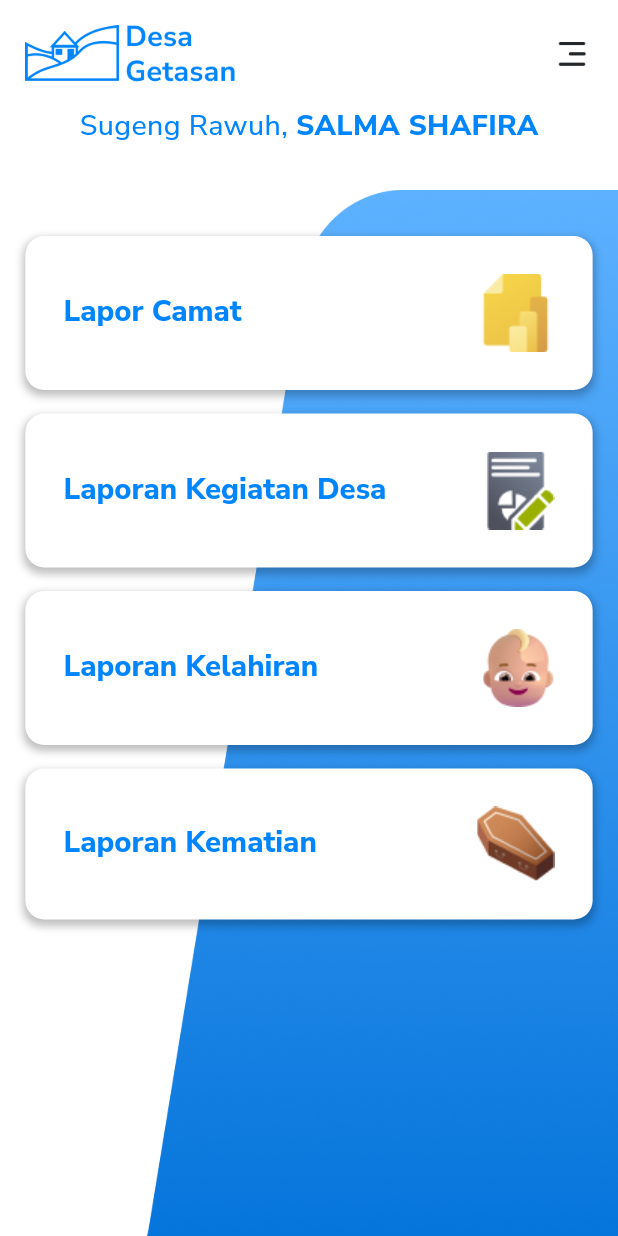
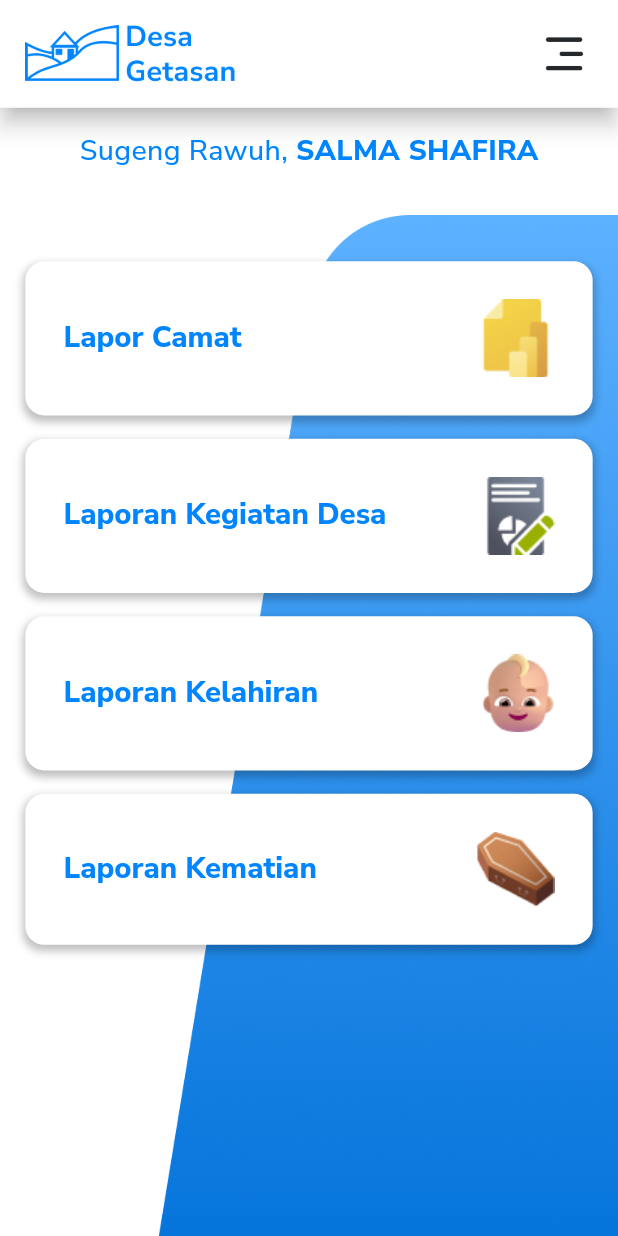
Before and after one commit to dimassdoubles/FT20240317-GetasanApp, a Flutter app: the HomePage screen opened directly, on a phone screen of 412 x 824 dp. Run offline on Flutter 3.47's test engine with Material 3 defaults, Android fonts, the phone set to English and light mode, and no system bars; our stand-ins replace flutter_screenutil, google_fonts.

Commit message:
feat: appbar

```diff
--- /dev/null
+++ b/lib/features/common/presentation/widget/getasan_app_bar.dart
@@ -0,0 +1,58 @@
+import 'package:flutter/material.dart';
+import 'package:flutter_screenutil/flutter_screenutil.dart';
+import 'package:getasan_app/features/common/constant/style/app_colors.dart';
+
+class GetasanAppBar extends StatelessWidget implements PreferredSizeWidget {
+  final bool isCenterLogo;
+  final Widget? action;
+  const GetasanAppBar({
+    super.key,
+    this.isCenterLogo = false,
+    this.action,
+  });
+
+  static final paddingSize = 16.w;
+  static final logoHeight = 36.w;
+
+  @override
+  Widget build(BuildContext context) {
+    return Padding(
+      padding: EdgeInsets.only(bottom: paddingSize),
+      child: Material(
+        color: AppColors.white,
+        elevation: 6,
+        child: SafeArea(
+          child: Padding(
+            padding: EdgeInsets.all(paddingSize),
+            child: Row(
+              mainAxisAlignment: action == null
+                  ? (isCenterLogo
+                      ? MainAxisAlignment.center
+                      : MainAxisAlignment.start)
+                  : MainAxisAlignment.spaceBetween,
+              children: [
+                Image.asset(
+                  'assets/logos/logo_outline_text_samping.png',
+                  width: 137.w,
+                  height: logoHeight,
+                ),
+                if (action != null)
+                  Container(
+                    constraints: BoxConstraints(
+                      maxHeight: logoHeight,
+                      minHeight: logoHeight,
+                    ),
+                    child: action,
+                  ),
+              ],
+            ),
+          ),
+        ),
+      ),
+    );
+  }
+
+  @override
+  Size get preferredSize =>
+      Size.fromHeight(kToolbarHeight + 3 * paddingSize + logoHeight);
+}
--- a/lib/features/home/presentation/page/home_page.dart
+++ b/lib/features/home/presentation/page/home_page.dart
@@ -1,5 +1,6 @@
 import 'package:flutter/material.dart';
 import 'package:getasan_app/features/common/constant/style/app_colors.dart';
+import 'package:getasan_app/features/common/presentation/widget/getasan_app_bar.dart';
 import 'package:getasan_app/features/home/presentation/widget/home_view.dart';
 
 class HomePage extends StatelessWidget {
@@ -7,9 +8,14 @@ class HomePage extends StatelessWidget {
 
   @override
   Widget build(BuildContext context) {
-    return const Scaffold(
+    return Scaffold(
       backgroundColor: AppColors.white,
-      body: HomeView(),
+      appBar: GetasanAppBar(
+        action: Image.asset(
+          'assets/icons/ic_hamburger.png',
+        ),
+      ),
+      body: const HomeView(),
     );
   }
 }
--- a/lib/features/home/presentation/widget/home_view.dart
+++ b/lib/features/home/presentation/widget/home_view.dart
@@ -14,30 +14,7 @@ class HomeView extends StatelessWidget {
 
   @override
   Widget build(BuildContext context) {
-    return Column(
-      children: [
-        SafeArea(
-          child: Container(
-            padding: EdgeInsets.all(16.w),
-            width: double.infinity,
-            color: AppColors.white,
-            child: Row(
-              mainAxisAlignment: MainAxisAlignment.spaceBetween,
-              children: [
-                Image.asset(
-                  'assets/logos/logo_outline_text_samping.png',
-                  width: 137.w,
-                ),
-                Image.asset(
-                  'assets/icons/ic_hamburger.png',
-                  width: 26.w,
-                ),
-              ],
-            ),
-          ),
-        ),
-        Expanded(
-          child: Stack(
+    return Stack(
       children: [
         Container(
           padding: EdgeInsets.only(top: 56.h),
@@ -92,8 +69,7 @@ class HomeView extends StatelessWidget {
                     Navigator.push(
                       context,
                       MaterialPageRoute(
-                              builder: (context) =>
-                                  const LaporKegiatanDesaPage(),
+                        builder: (context) => const LaporKegiatanDesaPage(),
                       ),
                     );
                   },
@@ -132,9 +108,6 @@ class HomeView extends StatelessWidget {
           ),
         ),
       ],
-          ),
-        ),
-      ],
     );
   }
 }
--- a/lib/features/lapor_camat/presentation/page/input_lapor_camat_page.dart
+++ b/lib/features/lapor_camat/presentation/page/input_lapor_camat_page.dart
@@ -6,6 +6,7 @@ import 'package:getasan_app/features/common/constant/style/app_colors.dart';
 import 'package:getasan_app/features/common/presentation/widget/app_back_button.dart';
 import 'package:getasan_app/features/common/presentation/widget/button/primary_button.dart';
 import 'package:getasan_app/features/common/presentation/widget/gaps.dart';
+import 'package:getasan_app/features/common/presentation/widget/getasan_app_bar.dart';
 import 'package:getasan_app/features/common/presentation/widget/input/image_input.dart';
 import 'package:getasan_app/features/common/presentation/widget/input/text_input.dart';
 
@@ -16,6 +17,9 @@ class InputLaporCamatPage extends StatelessWidget {
   Widget build(BuildContext context) {
     return Scaffold(
       backgroundColor: AppColors.white,
+      appBar: const GetasanAppBar(
+        isCenterLogo: true,
+      ),
       body: Padding(
         padding: EdgeInsets.symmetric(horizontal: 16.w),
         child: Column(
--- a/lib/features/lapor_camat/presentation/page/lapor_camat_page.dart
+++ b/lib/features/lapor_camat/presentation/page/lapor_camat_page.dart
@@ -1,4 +1,5 @@
 import 'package:flutter/material.dart';
+import 'package:getasan_app/features/common/presentation/widget/getasan_app_bar.dart';
 import 'package:getasan_app/features/lapor_camat/presentation/widget/lapor_camat_user_view.dart';
 
 class LaporCamatPage extends StatelessWidget {
@@ -7,6 +8,7 @@ class LaporCamatPage extends StatelessWidget {
   @override
   Widget build(BuildContext context) {
     return const Scaffold(
+      appBar: GetasanAppBar(),
       body: LaporCamatUserView(),
     );
   }
--- a/lib/features/lapor_kegiatan_desa/presentation/page/input_laporan_kegiatan_desa_page.dart
+++ b/lib/features/lapor_kegiatan_desa/presentation/page/input_laporan_kegiatan_desa_page.dart
@@ -3,6 +3,7 @@ import 'package:flutter_screenutil/flutter_screenutil.dart';
 import 'package:getasan_app/features/common/presentation/widget/app_back_button.dart';
 import 'package:getasan_app/features/common/presentation/widget/button/primary_button.dart';
 import 'package:getasan_app/features/common/presentation/widget/gaps.dart';
+import 'package:getasan_app/features/common/presentation/widget/getasan_app_bar.dart';
 import 'package:getasan_app/features/common/presentation/widget/input/date_input.dart';
 import 'package:getasan_app/features/common/presentation/widget/input/image_input.dart';
 import 'package:getasan_app/features/common/presentation/widget/input/text_input.dart';
@@ -13,6 +14,9 @@ class InputLaporanKegiatanDesaPage extends StatelessWidget {
   @override
   Widget build(BuildContext context) {
     return Scaffold(
+      appBar: const GetasanAppBar(
+        isCenterLogo: true,
+      ),
       body: SafeArea(
         child: Padding(
           padding: EdgeInsets.symmetric(horizontal: 16.w),
--- a/lib/features/lapor_kegiatan_desa/presentation/page/lapor_kegiatan_desa_page.dart
+++ b/lib/features/lapor_kegiatan_desa/presentation/page/lapor_kegiatan_desa_page.dart
@@ -1,4 +1,5 @@
 import 'package:flutter/material.dart';
+import 'package:getasan_app/features/common/presentation/widget/getasan_app_bar.dart';
 import 'package:getasan_app/features/lapor_kegiatan_desa/presentation/widget/lapor_kegiatan_desa_user_view.dart';
 
 class LaporKegiatanDesaPage extends StatelessWidget {
@@ -7,6 +8,7 @@ class LaporKegiatanDesaPage extends StatelessWidget {
   @override
   Widget build(BuildContext context) {
     return const Scaffold(
+      appBar: GetasanAppBar(),
       body: LaporKegiatanDesaUserView(),
     );
   }
--- a/lib/features/lapor_kelahiran/presentation/page/input_data_ayah_page.dart
+++ b/lib/features/lapor_kelahiran/presentation/page/input_data_ayah_page.dart
@@ -5,6 +5,7 @@ import 'package:getasan_app/features/common/constant/style/app_texts.dart';
 import 'package:getasan_app/features/common/presentation/widget/app_back_button.dart';
 import 'package:getasan_app/features/common/presentation/widget/button/primary_button.dart';
 import 'package:getasan_app/features/common/presentation/widget/gaps.dart';
+import 'package:getasan_app/features/common/presentation/widget/getasan_app_bar.dart';
 import 'package:getasan_app/features/common/presentation/widget/input/text_input.dart';
 import 'package:getasan_app/features/lapor_kelahiran/presentation/page/input_data_ibu_page.dart';
 
@@ -14,6 +15,9 @@ class InputDataAyahPage extends StatelessWidget {
   @override
   Widget build(BuildContext context) {
     return Scaffold(
+      appBar: const GetasanAppBar(
+        isCenterLogo: true,
+      ),
       body: SafeArea(
         child: Padding(
           padding: EdgeInsets.symmetric(horizontal: 16.w),
--- a/lib/features/lapor_kelahiran/presentation/page/input_data_ibu_page.dart
+++ b/lib/features/lapor_kelahiran/presentation/page/input_data_ibu_page.dart
@@ -5,6 +5,7 @@ import 'package:getasan_app/features/common/constant/style/app_texts.dart';
 import 'package:getasan_app/features/common/presentation/widget/app_back_button.dart';
 import 'package:getasan_app/features/common/presentation/widget/button/primary_button.dart';
 import 'package:getasan_app/features/common/presentation/widget/gaps.dart';
+import 'package:getasan_app/features/common/presentation/widget/getasan_app_bar.dart';
 import 'package:getasan_app/features/common/presentation/widget/input/text_input.dart';
 
 class InputDataIbuPage extends StatelessWidget {
@@ -13,6 +14,9 @@ class InputDataIbuPage extends StatelessWidget {
   @override
   Widget build(BuildContext context) {
     return Scaffold(
+      appBar: const GetasanAppBar(
+        isCenterLogo: true,
+      ),
       body: SafeArea(
         child: Padding(
           padding: EdgeInsets.symmetric(horizontal: 16.w),
--- a/lib/features/lapor_kelahiran/presentation/page/input_laporan_kelahiran_page.dart
+++ b/lib/features/lapor_kelahiran/presentation/page/input_laporan_kelahiran_page.dart
@@ -5,6 +5,7 @@ import 'package:getasan_app/features/common/constant/style/app_texts.dart';
 import 'package:getasan_app/features/common/presentation/widget/app_back_button.dart';
 import 'package:getasan_app/features/common/presentation/widget/button/primary_button.dart';
 import 'package:getasan_app/features/common/presentation/widget/gaps.dart';
+import 'package:getasan_app/features/common/presentation/widget/getasan_app_bar.dart';
 import 'package:getasan_app/features/common/presentation/widget/input/date_input.dart';
 import 'package:getasan_app/features/common/presentation/widget/input/dropdown_input.dart';
 import 'package:getasan_app/features/common/presentation/widget/input/text_input.dart';
@@ -16,6 +17,9 @@ class InputLaporanKelahiranPage extends StatelessWidget {
   @override
   Widget build(BuildContext context) {
     return Scaffold(
+      appBar: const GetasanAppBar(
+        isCenterLogo: true,
+      ),
       body: SafeArea(
         child: Padding(
           padding: EdgeInsets.symmetric(horizontal: 16.w),
--- a/lib/features/lapor_kelahiran/presentation/page/lapor_kelahiran_page.dart
+++ b/lib/features/lapor_kelahiran/presentation/page/lapor_kelahiran_page.dart
@@ -1,4 +1,5 @@
 import 'package:flutter/material.dart';
+import 'package:getasan_app/features/common/presentation/widget/getasan_app_bar.dart';
 import 'package:getasan_app/features/lapor_kelahiran/presentation/widget/lapor_kelahiran_user_view.dart';
 
 class LaporKelahiranPage extends StatelessWidget {
@@ -7,6 +8,7 @@ class LaporKelahiranPage extends StatelessWidget {
   @override
   Widget build(BuildContext context) {
     return const Scaffold(
+      appBar: GetasanAppBar(),
       body: LaporKelahiranUserView(),
     );
   }
--- a/lib/features/lapor_kematian/presentation/page/input_laporan_kematian_page.dart
+++ b/lib/features/lapor_kematian/presentation/page/input_laporan_kematian_page.dart
@@ -3,6 +3,7 @@ import 'package:flutter_screenutil/flutter_screenutil.dart';
 import 'package:getasan_app/features/common/presentation/widget/app_back_button.dart';
 import 'package:getasan_app/features/common/presentation/widget/button/primary_button.dart';
 import 'package:getasan_app/features/common/presentation/widget/gaps.dart';
+import 'package:getasan_app/features/common/presentation/widget/getasan_app_bar.dart';
 import 'package:getasan_app/features/common/presentation/widget/input/date_input.dart';
 import 'package:getasan_app/features/common/presentation/widget/input/dropdown_input.dart';
 import 'package:getasan_app/features/common/presentation/widget/input/text_input.dart';
@@ -13,6 +14,9 @@ class InputLaporanKematianPage extends StatelessWidget {
   @override
   Widget build(BuildContext context) {
     return Scaffold(
+      appBar: const GetasanAppBar(
+        isCenterLogo: true,
+      ),
       body: SafeArea(
         child: Padding(
           padding: EdgeInsets.symmetric(horizontal: 16.w),
--- a/lib/features/lapor_kematian/presentation/page/lapor_kematian_page.dart
+++ b/lib/features/lapor_kematian/presentation/page/lapor_kematian_page.dart
@@ -1,4 +1,5 @@
 import 'package:flutter/material.dart';
+import 'package:getasan_app/features/common/presentation/widget/getasan_app_bar.dart';
 import 'package:getasan_app/features/lapor_kematian/presentation/widget/lapor_kematian_user_view.dart';
 
 class LaporKematianPage extends StatelessWidget {
@@ -7,6 +8,7 @@ class LaporKematianPage extends StatelessWidget {
   @override
   Widget build(BuildContext context) {
     return const Scaffold(
+      appBar: GetasanAppBar(),
       body: LaporKematianUserView(),
     );
   }
```
Lines whose indentation alone changed are shown as unchanged.
